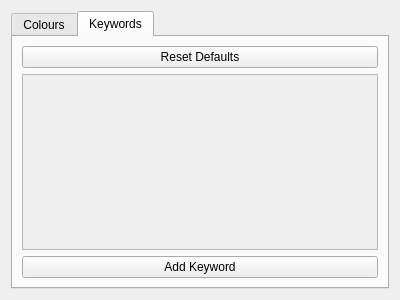
The window that example/exampleWidgetQt/preferences.ui (JohnDTill/Forscape) describes before a commit, drawn with Qt 5.
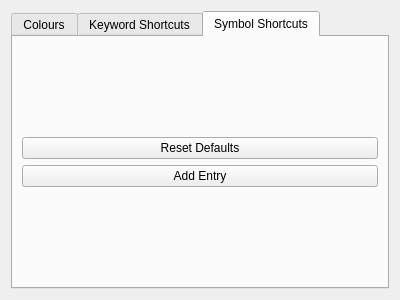
The same window after the commit.

Commit message: Set symbol shorthand at runtime

```diff
--- a/example/exampleWidgetQt/preferences.ui
+++ b/example/exampleWidgetQt/preferences.ui
@@ -17,7 +17,7 @@
    <item>
     <widget class="QTabWidget" name="tabWidget">
      <property name="currentIndex">
-      <number>1</number>
+      <number>2</number>
      </property>
      <widget class="QWidget" name="colours">
       <attribute name="title">
@@ -48,7 +48,7 @@
      </widget>
      <widget class="QWidget" name="Commands">
       <attribute name="title">
-       <string>Keywords</string>
+       <string>Keyword Shortcuts</string>
       </attribute>
       <layout class="QVBoxLayout" name="verticalLayout_2">
        <item>
@@ -85,6 +85,31 @@
        </item>
       </layout>
      </widget>
+     <widget class="QWidget" name="symbolPage">
+      <attribute name="title">
+       <string>Symbol Shortcuts</string>
+      </attribute>
+      <layout class="QVBoxLayout" name="verticalLayout_3">
+       <item>
+        <layout class="QVBoxLayout" name="symbolLayout">
+         <item>
+          <widget class="QPushButton" name="symbolsDefaultsButton">
+           <property name="text">
+            <string>Reset Defaults</string>
+           </property>
+          </widget>
+         </item>
+         <item>
+          <widget class="QPushButton" name="symbolsAddButton">
+           <property name="text">
+            <string>Add Entry</string>
+           </property>
+          </widget>
+         </item>
+        </layout>
+       </item>
+      </layout>
+     </widget>
     </widget>
    </item>
   </layout>
```
The commit also changes 25 other files.
